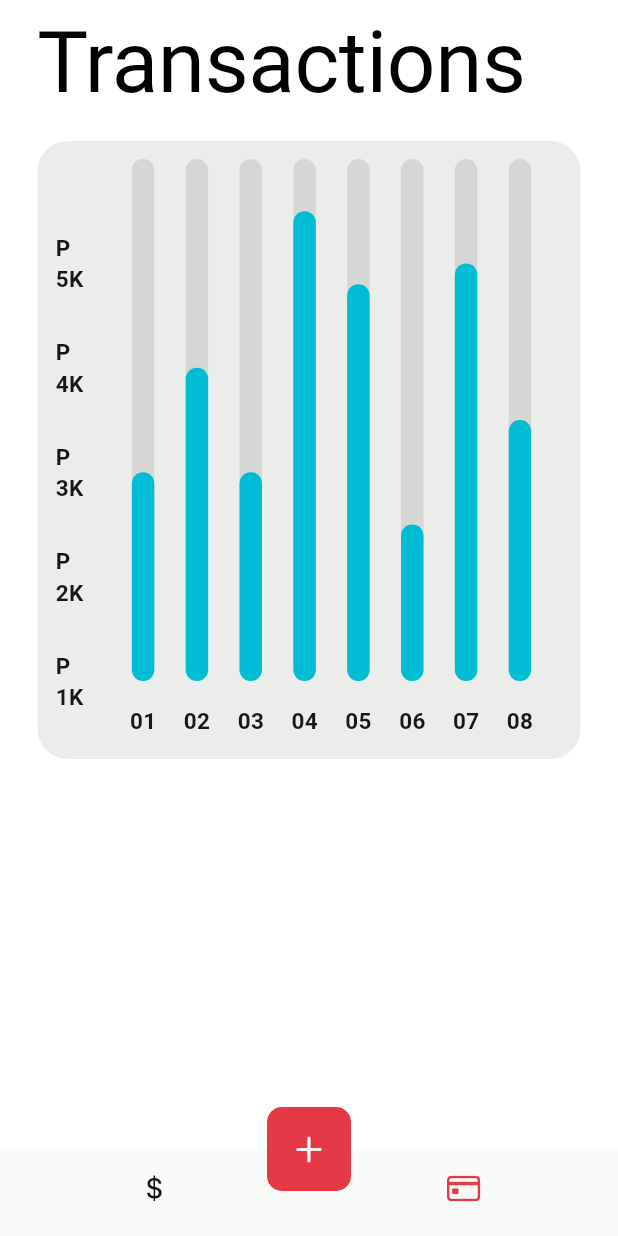
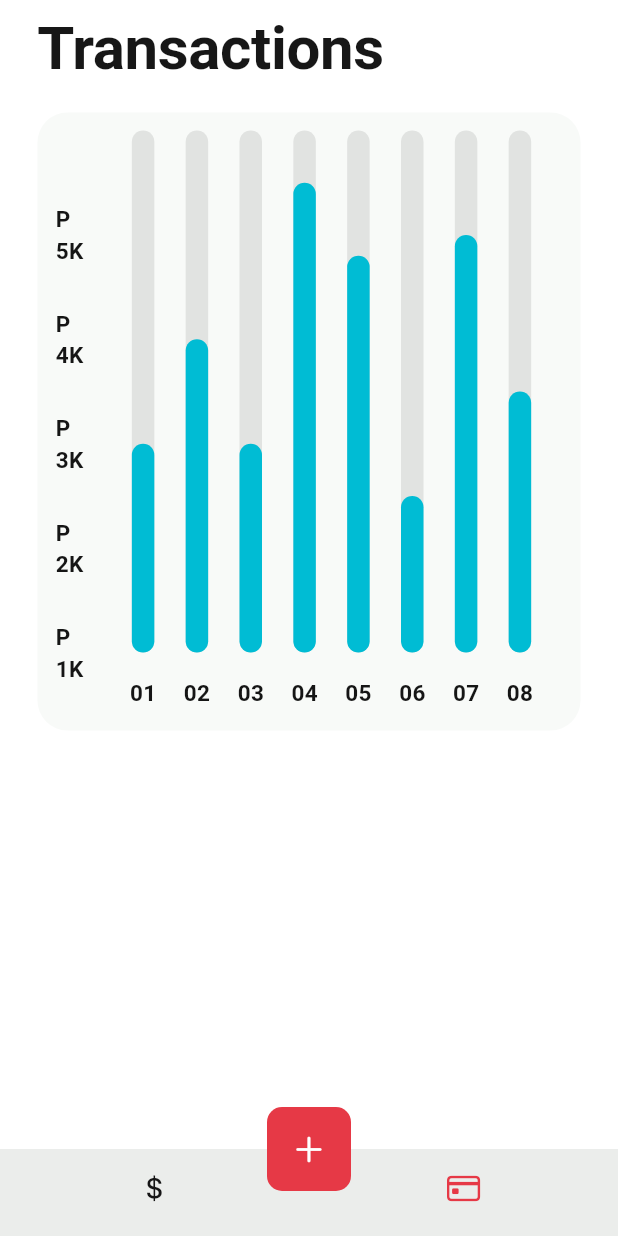
Before and after one commit to AnthonyBeerus/PROJECT-MERCURY-2.0, a Flutter app: the screen it shows after launch, item 2 of the bottom bar chosen, on a phone screen of 412 x 824 dp. Run offline on Flutter 3.47's test engine with Material 3 defaults, Android fonts, the phone set to English and light mode, and no system bars; drawn by our look-alikes of fl_chart; our stand-ins replace flutter_slidable, font_awesome_flutter.

Commit message:
feat: define light mode text theme styles
This commit introduces custom text theme styles for the light mode of the application's user interface. The following text styles have been added:

- displayLarge: A large text style with a font size of 40.0, bold font weight, and a color value of 0xFF171717 (dark gray/black).
- displayMedium: A medium text style with a font size of 30.0, bold font weight, and a color value of 0xFF171717 (dark gray/black).
- displaySmall: A small text style with a font size of 20.0, bold font weight, and a color value of 0xFF171717 (dark gray/black).
- labelSmall: A small label text style with a font size of 15.0, bold font weight, and a color value of 0xFF171717 (dark gray/black).

These text styles are specifically designed for the light mode of the application, ensuring optimal readability and contrast against a light background.

By defining these styles as part of the application's light mode text theme, it becomes easier to manage and update the styles consistently across various light mode components and screens.

These styles complement the existing dark mode text theme styles, allowing the application to provide a consistent and visually appealing experience for users in both light and dark modes.

```diff
--- a/lib/themes/light_mode.dart
+++ b/lib/themes/light_mode.dart
@@ -2,10 +2,35 @@ import 'package:flutter/material.dart';
 
 ThemeData lightMode = ThemeData(
   colorScheme: const ColorScheme.light(
-    background: Color(0xFFF8FAF8),
+    background: Color(0xFFEBEDEB),
     primary: Color(0xFFE63946),
-    secondary: Color(0xFFEBEDEB),
+    secondary: Color(0xFFF8FAF8),
     tertiary: Color(0xFFDFE0DF),
-    onBackground: Color(0xFF171717),
+    onBackground: Color(0xFF151515),
+    error: Color(0xffE6BE39),
+    primaryContainer: Color(0xff39E662),
+    inversePrimary: Color(0xff3950E6)
   ),
+  textTheme: const TextTheme(
+    displayLarge: TextStyle(
+      fontSize: 40.0,
+      fontWeight: FontWeight.bold,
+      color: Color(0xFF171717),
+    ),
+    displayMedium: TextStyle(
+      fontSize: 30.0,
+      fontWeight: FontWeight.bold,
+      color: Color(0xFF171717),
+    ),
+    displaySmall: TextStyle(
+      fontSize: 20.0,
+      fontWeight: FontWeight.bold,
+      color: Color(0xFF171717),
+    ),
+    labelSmall: TextStyle(
+      fontSize: 15.0,
+      fontWeight: FontWeight.bold,
+      color: Color(0xFF171717),
+    ),
+  )
 );
```
